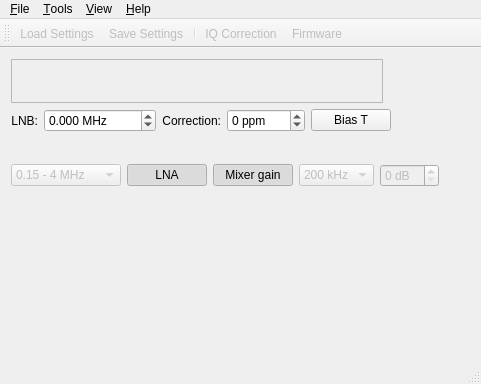
First picture: the form in mainwindow.ui, repository csete/qthid, before the edit.
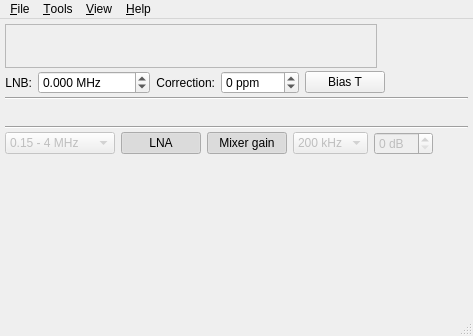
Second picture: the form after the edit. Icons and pictures are not drawn. Custom widgets are drawn as their Qt base class.

Commit message: Add UI controls for supported API calls.

Patch:
```diff
--- a/mainwindow.ui
+++ b/mainwindow.ui
@@ -6,8 +6,8 @@
    <rect>
     <x>0</x>
     <y>0</y>
-    <width>481</width>
-    <height>384</height>
+    <width>473</width>
+    <height>336</height>
    </rect>
   </property>
   <property name="windowTitle">
@@ -22,6 +22,12 @@
   </property>
   <widget class="QWidget" name="centralWidget">
    <layout class="QVBoxLayout" name="verticalLayout">
+    <property name="spacing">
+     <number>3</number>
+    </property>
+    <property name="margin">
+     <number>5</number>
+    </property>
     <item>
      <layout class="QHBoxLayout" name="horizontalLayout">
       <item>
@@ -78,6 +84,9 @@
       </item>
       <item>
        <widget class="QDoubleSpinBox" name="spinBoxLnb">
+        <property name="enabled">
+         <bool>true</bool>
+        </property>
         <property name="toolTip">
          <string>Frequency offset for up- and downconverters.
 Shown frequency = FCD_freq + LNB_offset
@@ -121,6 +130,9 @@
       </item>
       <item>
        <widget class="QSpinBox" name="spinBoxCorr">
+        <property name="enabled">
+         <bool>true</bool>
+        </property>
         <property name="sizePolicy">
          <sizepolicy hsizetype="Preferred" vsizetype="Minimum">
           <horstretch>0</horstretch>
@@ -185,6 +197,13 @@
       </item>
      </layout>
     </item>
+    <item>
+     <widget class="Line" name="line_2">
+      <property name="orientation">
+       <enum>Qt::Horizontal</enum>
+      </property>
+     </widget>
+    </item>
     <item>
      <layout class="QHBoxLayout" name="horizontalLayout_3">
       <item>
@@ -227,6 +246,13 @@
       </item>
      </layout>
     </item>
+    <item>
+     <widget class="Line" name="line">
+      <property name="orientation">
+       <enum>Qt::Horizontal</enum>
+      </property>
+     </widget>
+    </item>
     <item>
      <layout class="QHBoxLayout" name="horizontalLayout_4">
       <item>
@@ -427,7 +453,7 @@
     <rect>
      <x>0</x>
      <y>0</y>
-     <width>481</width>
+     <width>473</width>
      <height>25</height>
     </rect>
    </property>
@@ -466,25 +492,6 @@
    <addaction name="menu_View"/>
    <addaction name="menuHelp"/>
   </widget>
-  <widget class="QToolBar" name="mainToolBar">
-   <property name="windowTitle">
-    <string>Toolbar</string>
-   </property>
-   <property name="toolButtonStyle">
-    <enum>Qt::ToolButtonIconOnly</enum>
-   </property>
-   <attribute name="toolBarArea">
-    <enum>TopToolBarArea</enum>
-   </attribute>
-   <attribute name="toolBarBreak">
-    <bool>false</bool>
-   </attribute>
-   <addaction name="actionLoad"/>
-   <addaction name="actionSave"/>
-   <addaction name="separator"/>
-   <addaction name="actionBalance"/>
-   <addaction name="actionFirmware"/>
-  </widget>
   <widget class="QStatusBar" name="statusBar"/>
   <action name="actionAbout">
    <property name="icon">
```
Left out of the diff: 2 changed lines with no effect on the pictures. The commit also changes 2 other files.
